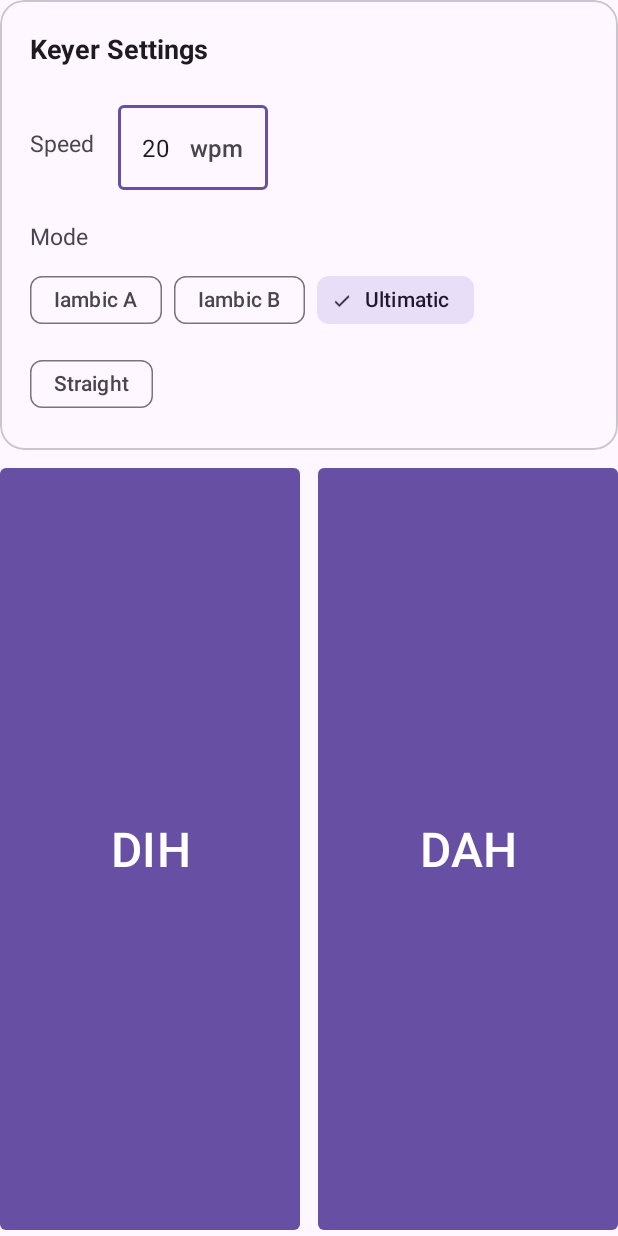
After one commit to bczhc/cw-keyer, an Android app: the KeyerActivity screen opened directly, with no data from a screen before it, on a phone screen of 412 x 824 dp. The commit adds this screen. Run offline under Robolectric (Android 15) with nearby library versions, the light colour scheme and no system bars; 2 statements that could not run were skipped.

Commit message:
android: KeyerActivity

```diff
--- a/android/app/src/main/AndroidManifest.xml
+++ b/android/app/src/main/AndroidManifest.xml
@@ -20,6 +20,9 @@
                 <category android:name="android.intent.category.LAUNCHER" />
             </intent-filter>
         </activity>
+        <activity
+            android:name=".KeyerActivity"
+            android:exported="false" />
     </application>
 
 </manifest>
--- /dev/null
+++ b/android/app/src/main/java/pers/zhc/android/morseime/KeyerActivity.kt
@@ -0,0 +1,133 @@
+package pers.zhc.android.morseime
+
+import android.os.Bundle
+import android.view.HapticFeedbackConstants
+import android.view.MotionEvent
+import android.view.inputmethod.EditorInfo
+import androidx.activity.enableEdgeToEdge
+import androidx.appcompat.app.AppCompatActivity
+import androidx.core.view.ViewCompat
+import androidx.core.view.WindowInsetsCompat
+import com.google.android.material.chip.ChipGroup
+import pers.zhc.android.morseime.databinding.ActivityKeyerBinding
+
+class KeyerActivity : AppCompatActivity() {
+    private lateinit var binding: ActivityKeyerBinding
+    private var keyerPtr: Long = 0
+    private var wpm: Double = 20.0
+    private var mode: Int = KeyerMode.ULTIMATIC
+
+    override fun onCreate(savedInstanceState: Bundle?) {
+        super.onCreate(savedInstanceState)
+        enableEdgeToEdge()
+        binding = ActivityKeyerBinding.inflate(layoutInflater)
+        setContentView(binding.root)
+        ViewCompat.setOnApplyWindowInsetsListener(binding.root) { v, insets ->
+            val bars = insets.getInsets(WindowInsetsCompat.Type.systemBars())
+            v.setPadding(bars.left, bars.top, bars.right, bars.bottom)
+            insets
+        }
+
+        initConfigUI()
+        createAndStartKeyer()
+        initTouchListeners()
+    }
+
+    private fun initConfigUI() {
+        binding.wpmInput.setText(wpm.toInt().toString())
+
+        val modeToId = mapOf(
+            KeyerMode.IAMBIC_A to R.id.mode_iambic_a,
+            KeyerMode.IAMBIC_B to R.id.mode_iambic_b,
+            KeyerMode.ULTIMATIC to R.id.mode_ultimatic,
+            KeyerMode.STRAIGHT to R.id.mode_straight,
+        )
+        binding.modeGroup.check(modeToId[mode]!!)
+
+        binding.wpmInput.setOnFocusChangeListener { _, hasFocus ->
+            if (!hasFocus) {
+                applyConfig()
+            }
+        }
+        binding.wpmInput.setOnEditorActionListener { _, actionId, _ ->
+            if (actionId == EditorInfo.IME_ACTION_DONE) {
+                applyConfig()
+                true
+            } else {
+                false
+            }
+        }
+        binding.modeGroup.setOnCheckedStateChangeListener { _: ChipGroup, _: MutableList<Int> ->
+            applyConfig()
+        }
+    }
+
+    private fun applyConfig() {
+        val newWpm = binding.wpmInput.text.toString().toDoubleOrNull()
+        if (newWpm == null || newWpm <= 0.0) return
+
+        val idToMode = mapOf(
+            R.id.mode_iambic_a to KeyerMode.IAMBIC_A,
+            R.id.mode_iambic_b to KeyerMode.IAMBIC_B,
+            R.id.mode_ultimatic to KeyerMode.ULTIMATIC,
+            R.id.mode_straight to KeyerMode.STRAIGHT,
+        )
+        val newMode = idToMode[binding.modeGroup.checkedChipId] ?: return
+
+        if (newWpm == wpm && newMode == mode) return
+
+        wpm = newWpm
+        mode = newMode
+
+        destroyKeyer()
+        createAndStartKeyer()
+    }
+
+    private fun createAndStartKeyer() {
+        keyerPtr = KeyerJNI.createKeyer(wpm, mode)
+        KeyerJNI.startKeyer(keyerPtr)
+    }
+
+    private fun destroyKeyer() {
+        if (keyerPtr != 0L) {
+            KeyerJNI.stopKeyer(keyerPtr)
+            KeyerJNI.destroyKeyer(keyerPtr)
+            keyerPtr = 0L
+        }
+    }
+
+    private fun initTouchListeners() {
+        binding.ditBtn.setOnTouchListener { v, event ->
+            when (event.actionMasked) {
+                MotionEvent.ACTION_DOWN -> {
+                    v.performHapticFeedback(HapticFeedbackConstants.KEYBOARD_PRESS)
+                    KeyerJNI.setDit(keyerPtr, true)
+                }
+                MotionEvent.ACTION_UP, MotionEvent.ACTION_CANCEL -> {
+                    v.performHapticFeedback(HapticFeedbackConstants.KEYBOARD_RELEASE)
+                    KeyerJNI.setDit(keyerPtr, false)
+                }
+            }
+            true
+        }
+
+        binding.dahBtn.setOnTouchListener { v, event ->
+            when (event.actionMasked) {
+                MotionEvent.ACTION_DOWN -> {
+                    v.performHapticFeedback(HapticFeedbackConstants.KEYBOARD_PRESS)
+                    KeyerJNI.setDah(keyerPtr, true)
+                }
+                MotionEvent.ACTION_UP, MotionEvent.ACTION_CANCEL -> {
+                    v.performHapticFeedback(HapticFeedbackConstants.KEYBOARD_RELEASE)
+                    KeyerJNI.setDah(keyerPtr, false)
+                }
+            }
+            true
+        }
+    }
+
+    override fun onDestroy() {
+        destroyKeyer()
+        super.onDestroy()
+    }
+}
--- /dev/null
+++ b/android/app/src/main/res/layout/activity_keyer.xml
@@ -0,0 +1,147 @@
+<?xml version="1.0" encoding="utf-8"?>
+<LinearLayout xmlns:android="http://schemas.android.com/apk/res/android"
+    xmlns:app="http://schemas.android.com/apk/res-auto"
+    xmlns:tools="http://schemas.android.com/tools"
+    android:layout_width="match_parent"
+    android:layout_height="match_parent"
+    android:orientation="vertical"
+    android:padding="12dp"
+    tools:context=".KeyerActivity">
+
+    <com.google.android.material.card.MaterialCardView
+        android:layout_width="match_parent"
+        android:layout_height="wrap_content"
+        app:cardCornerRadius="16dp"
+        app:cardElevation="0dp"
+        app:strokeWidth="1dp"
+        app:strokeColor="?attr/colorOutlineVariant">
+
+        <LinearLayout
+            android:layout_width="match_parent"
+            android:layout_height="wrap_content"
+            android:orientation="vertical"
+            android:padding="20dp">
+
+            <TextView
+                android:layout_width="wrap_content"
+                android:layout_height="wrap_content"
+                android:text="Keyer Settings"
+                android:textSize="18sp"
+                android:textStyle="bold"
+                android:textColor="?attr/colorOnSurface" />
+
+            <LinearLayout
+                android:layout_width="match_parent"
+                android:layout_height="wrap_content"
+                android:layout_marginTop="20dp"
+                android:gravity="center_vertical"
+                android:orientation="horizontal">
+
+                <TextView
+                    android:layout_width="wrap_content"
+                    android:layout_height="wrap_content"
+                    android:text="Speed"
+                    android:textSize="15sp"
+                    android:textColor="?attr/colorOnSurfaceVariant" />
+
+                <com.google.android.material.textfield.TextInputLayout
+                    android:id="@+id/wpm_layout"
+                    android:layout_width="100dp"
+                    android:layout_height="wrap_content"
+                    android:layout_marginStart="16dp"
+                    app:endIconMode="none"
+                    app:suffixText="wpm"
+                    style="@style/Widget.Material3.TextInputLayout.OutlinedBox">
+
+                    <com.google.android.material.textfield.TextInputEditText
+                        android:id="@+id/wpm_input"
+                        android:layout_width="match_parent"
+                        android:layout_height="wrap_content"
+                        android:imeOptions="actionDone"
+                        android:inputType="numberDecimal"
+                        android:minEms="3"
+                        android:text="20"
+                        android:textSize="16sp" />
+                </com.google.android.material.textfield.TextInputLayout>
+            </LinearLayout>
+
+            <TextView
+                android:layout_width="wrap_content"
+                android:layout_height="wrap_content"
+                android:layout_marginTop="20dp"
+                android:text="Mode"
+                android:textSize="15sp"
+                android:textColor="?attr/colorOnSurfaceVariant" />
+
+            <com.google.android.material.chip.ChipGroup
+                android:id="@+id/mode_group"
+                android:layout_width="match_parent"
+                android:layout_height="wrap_content"
+                android:layout_marginTop="8dp"
+                app:chipSpacingHorizontal="8dp"
+                app:selectionRequired="true"
+                app:singleLine="false"
+                app:singleSelection="true">
+
+                <com.google.android.material.chip.Chip
+                    android:id="@+id/mode_iambic_a"
+                    android:layout_width="wrap_content"
+                    android:layout_height="wrap_content"
+                    android:text="Iambic A"
+                    style="@style/Widget.Material3.Chip.Filter" />
+
+                <com.google.android.material.chip.Chip
+                    android:id="@+id/mode_iambic_b"
+                    android:layout_width="wrap_content"
+                    android:layout_height="wrap_content"
+                    android:text="Iambic B"
+                    style="@style/Widget.Material3.Chip.Filter" />
+
+                <com.google.android.material.chip.Chip
+                    android:id="@+id/mode_ultimatic"
+                    android:layout_width="wrap_content"
+                    android:layout_height="wrap_content"
+                    android:text="Ultimatic"
+                    style="@style/Widget.Material3.Chip.Filter" />
+
+                <com.google.android.material.chip.Chip
+                    android:id="@+id/mode_straight"
+                    android:layout_width="wrap_content"
+                    android:layout_height="wrap_content"
+                    android:text="Straight"
+                    style="@style/Widget.Material3.Chip.Filter" />
+            </com.google.android.material.chip.ChipGroup>
+        </LinearLayout>
+    </com.google.android.material.card.MaterialCardView>
+
+    <LinearLayout
+        android:layout_width="match_parent"
+        android:layout_height="0dp"
+        android:layout_weight="1"
+        android:orientation="horizontal"
+        android:paddingTop="8dp">
+
+        <com.google.android.material.button.MaterialButton
+            android:id="@+id/dit_btn"
+            android:layout_width="0dp"
+            android:layout_height="match_parent"
+            android:layout_marginEnd="6dp"
+            android:layout_weight="1"
+            android:hapticFeedbackEnabled="true"
+            android:text="DIH"
+            android:textSize="32sp"
+            app:cornerRadius="4dp" />
+
+        <com.google.android.material.button.MaterialButton
+            android:id="@+id/dah_btn"
+            android:layout_width="0dp"
+            android:layout_height="match_parent"
+            android:layout_marginStart="6dp"
+            android:layout_weight="1"
+            android:hapticFeedbackEnabled="true"
+            android:text="DAH"
+            android:textSize="32sp"
+            app:cornerRadius="4dp" />
+    </LinearLayout>
+
+</LinearLayout>
--- a/android/app/src/main/res/values/strings.xml
+++ b/android/app/src/main/res/values/strings.xml
@@ -1,3 +1,7 @@
 <resources>
     <string name="app_name">Morse IME</string>
+    <string name="enable_ime">Enable IME</string>
+    <string name="select_ime">Select IME</string>
+    <string name="test_input_hint">Test input...</string>
+    <string name="action_keyer">Activity Keyer</string>
 </resources>
```
Also changed, not shown: android/app/src/main/java/pers/zhc/android/morseime/MainActivity.kt (+32 -35 lines), android/app/src/main/res/layout/activity_main.xml (+40 -20 lines), android/app/src/main/res/menu/main_menu.xml (added, +8 -0 lines).
